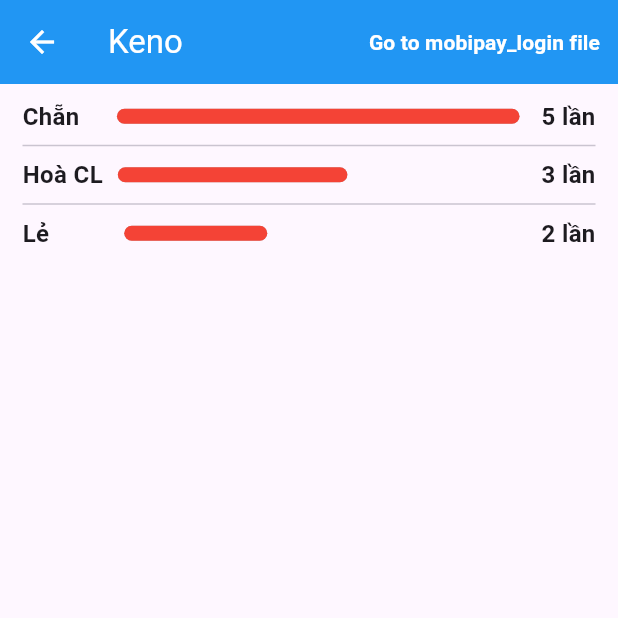
After one commit to nguyenvanhaiduy/Must-have-widgets, a Flutter app: the KenoInterface screen opened directly, on a phone screen of 412 x 824 dp, the top half of it. The commit adds this screen. Run offline on Flutter 3.47's test engine with Material 3 defaults, Android fonts, the phone set to English and light mode, and no system bars; drawn by our look-alikes of percent_indicator; our stand-ins replace get.

Commit message:
add bt keno and login_screen_basic

```diff
--- /dev/null
+++ b/lib/keno_interface.dart
@@ -0,0 +1,120 @@
+import 'package:flutter/material.dart';
+import 'package:must_have_widgets/mobipay_login.dart';
+import 'package:must_have_widgets/models/keno.dart';
+import 'package:must_have_widgets/widgets/widget_text_button.dart';
+import 'package:percent_indicator/linear_percent_indicator.dart';
+
+class KenoInterface extends StatelessWidget {
+  const KenoInterface({super.key});
+
+  @override
+  Widget build(BuildContext context) {
+    final statistic = [
+      Keno(text: 'Chẵn', count: 5),
+      Keno(text: 'Lẻ', count: 2),
+      Keno(text: 'Hoà CL', count: 3),
+    ];
+    var width = MediaQuery.sizeOf(context).width;
+    return Scaffold(
+      appBar: AppBar(
+        title: const Text('Keno'),
+        backgroundColor: Colors.blue,
+        foregroundColor: Colors.white,
+        actions: [
+          WidgetTextButton(
+            element: const MobiPay(),
+            text: 'Go to mobipay_login file',
+          ),
+        ],
+      ),
+      body: SafeArea(
+        child: Padding(
+          padding: const EdgeInsets.symmetric(horizontal: 15.0, vertical: 10.0),
+          child: Column(
+            children: [
+              Row(
+                children: [
+                  Text(
+                    statistic[0].text,
+                    style: const TextStyle(
+                      fontWeight: FontWeight.bold,
+                      fontSize: 16,
+                    ),
+                  ),
+                  const SizedBox(width: 15),
+                  LinearPercentIndicator(
+                    width: width * 0.7,
+                    percent: 1,
+                    lineHeight: 10,
+                    barRadius: const Radius.circular(10),
+                  ),
+                  const Spacer(),
+                  Text(
+                    '${statistic[0].count} lần',
+                    style: const TextStyle(
+                      fontWeight: FontWeight.bold,
+                      fontSize: 16,
+                    ),
+                  ),
+                ],
+              ),
+              const Divider(),
+              Row(
+                children: [
+                  Text(
+                    statistic[2].text,
+                    style: const TextStyle(
+                      fontWeight: FontWeight.bold,
+                      fontSize: 16,
+                    ),
+                  ),
+                  LinearPercentIndicator(
+                    width: width * 0.42,
+                    percent: 1,
+                    lineHeight: 10,
+                    barRadius: const Radius.circular(10),
+                  ),
+                  const Spacer(),
+                  Text(
+                    '${statistic[2].count} lần',
+                    style: const TextStyle(
+                      fontWeight: FontWeight.bold,
+                      fontSize: 16,
+                    ),
+                  ),
+                ],
+              ),
+              const Divider(),
+              Row(
+                children: [
+                  Text(
+                    statistic[1].text,
+                    style: const TextStyle(
+                      fontWeight: FontWeight.bold,
+                      fontSize: 16,
+                    ),
+                  ),
+                  const SizedBox(width: 40),
+                  LinearPercentIndicator(
+                    width: width * 0.28,
+                    percent: 1,
+                    lineHeight: 10,
+                    barRadius: const Radius.circular(10),
+                  ),
+                  const Spacer(),
+                  Text(
+                    '${statistic[1].count} lần',
+                    style: const TextStyle(
+                      fontWeight: FontWeight.bold,
+                      fontSize: 16,
+                    ),
+                  ),
+                ],
+              ),
+            ],
+          ),
+        ),
+      ),
+    );
+  }
+}
--- a/lib/login_screen_basic.dart
+++ b/lib/login_screen_basic.dart
@@ -1,6 +1,8 @@
 import 'dart:developer';
 
 import 'package:flutter/material.dart';
+import 'package:must_have_widgets/keno_interface.dart';
+import 'package:must_have_widgets/widgets/widget_text_button.dart';
 
 class LoginScreenBasic extends StatefulWidget {
   const LoginScreenBasic({super.key});
@@ -32,6 +34,12 @@ class _LoginScreenBasicState extends State<LoginScreenBasic> {
         title: const Text('Login'),
         backgroundColor: Colors.blue,
         foregroundColor: Colors.white,
+        actions: [
+          WidgetTextButton(
+            element: const KenoInterface(),
+            text: 'Go to keno_interface file',
+          ),
+        ],
       ),
       body: Form(
         key: formKey,
--- a/lib/main.dart
+++ b/lib/main.dart
@@ -1,7 +1,5 @@
 import 'package:flutter/material.dart';
 import 'package:must_have_widgets/login_screen_basic.dart';
-import 'layout.dart';
-import 'stack_and_positioned.dart';
 
 void main() {
   runApp(const MyApp());
--- /dev/null
+++ b/lib/mobipay_login.dart
@@ -0,0 +1,15 @@
+import 'package:flutter/material.dart';
+
+class MobiPay extends StatelessWidget {
+  const MobiPay({super.key});
+
+  @override
+  Widget build(BuildContext context) {
+    return Scaffold(
+      appBar: AppBar(
+        title: Text('MobiPay'),
+      ),
+      // body: ,
+    );
+  }
+}
--- /dev/null
+++ b/lib/models/keno.dart
@@ -0,0 +1,6 @@
+class Keno {
+  final String text;
+  final int count;
+
+  Keno({required this.text, required this.count});
+}
--- a/pubspec.yaml
+++ b/pubspec.yaml
@@ -36,6 +36,7 @@ dependencies:
   # Use with the CupertinoIcons class for iOS style icons.
   cupertino_icons: ^1.0.6
   get: ^4.6.6
+  percent_indicator: ^4.2.3
 
 dev_dependencies:
   flutter_test:
```
Also changed, not shown: pubspec.lock.
